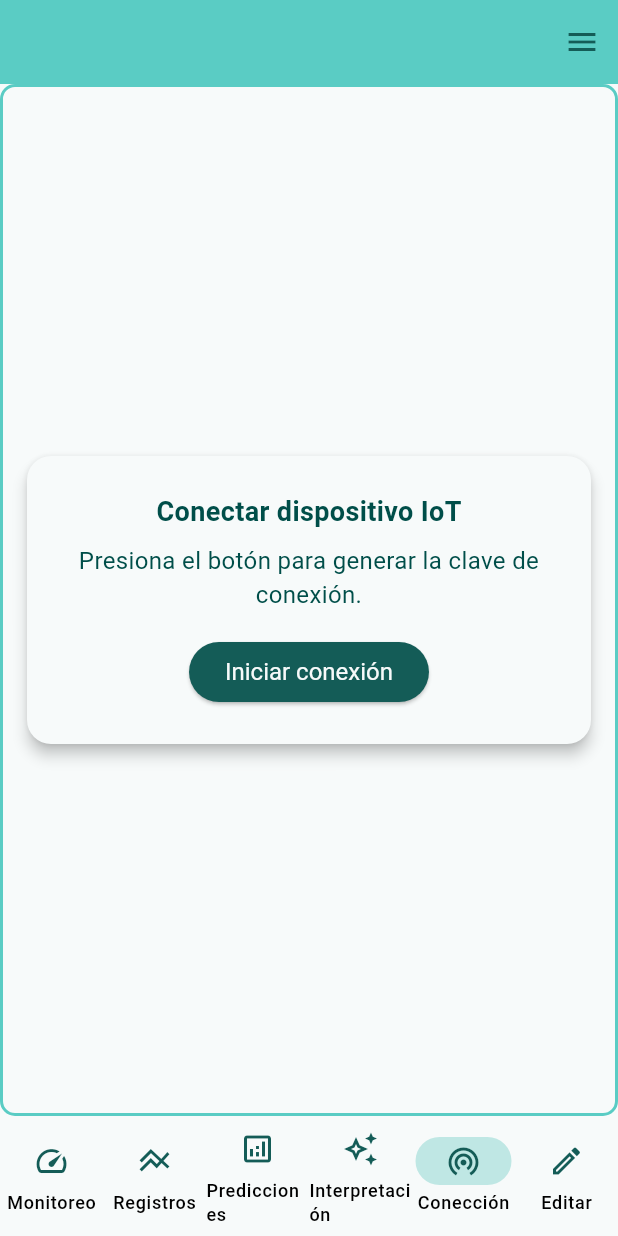
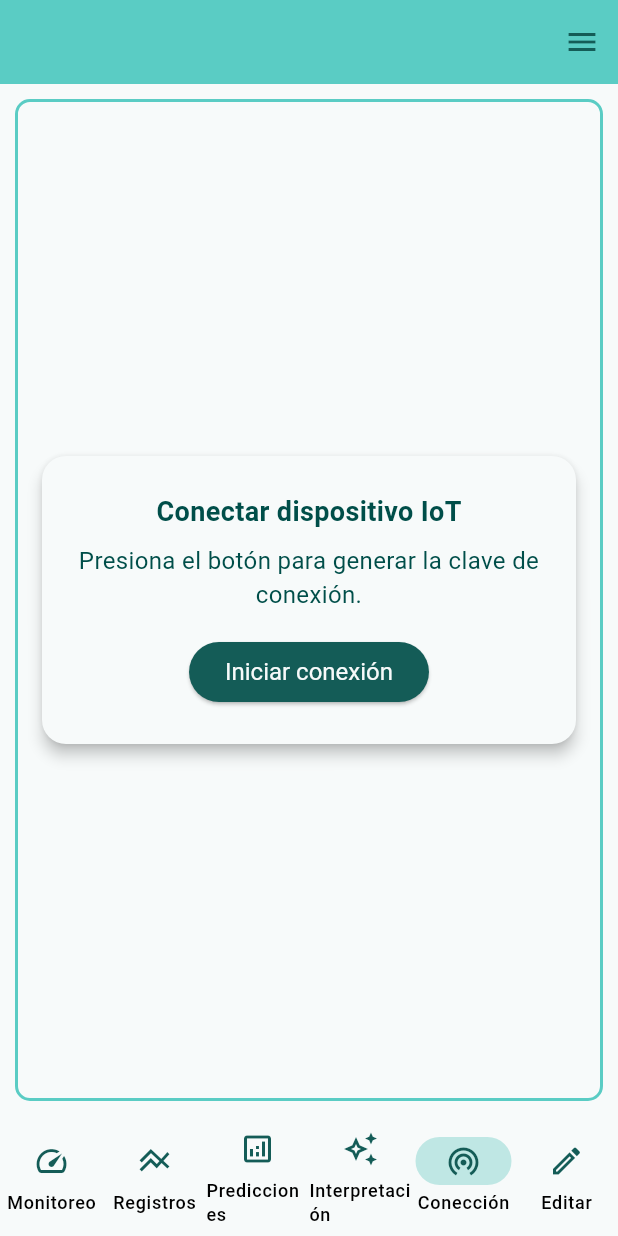
Before and after one commit to Emmanueloz/frontend_water_quality, a Flutter app: the ViewMeterConnection widget shown alone on an empty page, opened directly with empty values, on a phone screen of 412 x 824 dp. Run offline on Flutter 3.47's test engine with Material 3 defaults, Android fonts, the phone set to English and light mode, and no system bars; our stand-ins replace fl_chart, flutter_map, go_router, latlong2; missing offline and left inert: flutter_map_cancellable_tile_provider, girix_code_gauge.

Commit message:
fix: se integro responsibidad y reduccion de widget para movil

```diff
--- a/lib/presentation/pages/view_meter_connection.dart
+++ b/lib/presentation/pages/view_meter_connection.dart
@@ -24,7 +24,7 @@ class ViewMeterConnection extends StatelessWidget {
           return MainMeterConnectionWidget(
             idWorkspace: id,
             idMeter: idMeter,
-            // screenSize: screenSize,
+            screenSize: screenSize,
           );
         });
   }
--- a/lib/presentation/widgets/specific/meter_connection/main_meter_connection_widget.dart
+++ b/lib/presentation/widgets/specific/meter_connection/main_meter_connection_widget.dart
@@ -1,4 +1,5 @@
 import 'package:flutter/material.dart';
+import 'package:frontend_water_quality/core/enums/screen_size.dart';
 import 'package:frontend_water_quality/presentation/widgets/common/atoms/base_container.dart';
 import 'package:frontend_water_quality/presentation/widgets/specific/meter_connection/error_view.dart';
 import 'package:frontend_water_quality/presentation/widgets/specific/meter_connection/idle_view.dart';
@@ -10,13 +11,17 @@ enum ConnectionStep { idle, showPassword, success, error }
 class MainMeterConnectionWidget extends StatefulWidget {
   final String idWorkspace;
   final String idMeter;
-  const MainMeterConnectionWidget({super.key,
+  final ScreenSize screenSize;
+  const MainMeterConnectionWidget({
+    super.key,
     required this.idWorkspace,
     required this.idMeter,
+    required this.screenSize,
   });
 
   @override
-  _MainMeterConnectionWidgetState createState() => _MainMeterConnectionWidgetState();
+  _MainMeterConnectionWidgetState createState() =>
+      _MainMeterConnectionWidgetState();
 }
 
 class _MainMeterConnectionWidgetState extends State<MainMeterConnectionWidget> {
@@ -34,7 +39,7 @@ class _MainMeterConnectionWidgetState extends State<MainMeterConnectionWidget> {
       // Llamada al backend para generar la contraseña
       await Future.delayed(const Duration(seconds: 2));
       // Simulación de posible error:
-      if (DateTime.now().second % 5 == 0){
+      if (DateTime.now().second % 5 == 0) {
         throw Exception('Error generando contraseña');
       }
       setState(() {
@@ -60,7 +65,7 @@ class _MainMeterConnectionWidgetState extends State<MainMeterConnectionWidget> {
       // Poll/WebSocket para confirmar conexión
       await Future.delayed(const Duration(seconds: 2));
       // Simulación de posible error:
-      if (DateTime.now().millisecond % 7 == 0){
+      if (DateTime.now().millisecond % 7 == 0) {
         throw Exception('Conexión fallida en el dispositivo');
       }
       setState(() => _step = ConnectionStep.success);
@@ -89,6 +94,8 @@ class _MainMeterConnectionWidgetState extends State<MainMeterConnectionWidget> {
   @override
   Widget build(BuildContext context) {
     Widget content;
+    final bool isMobileOrTablet = widget.screenSize == ScreenSize.mobile ||
+        widget.screenSize == ScreenSize.tablet;
     switch (_step) {
       case ConnectionStep.showPassword:
         content = PasswordView(
@@ -112,12 +119,15 @@ class _MainMeterConnectionWidgetState extends State<MainMeterConnectionWidget> {
           onStart: _startConnection,
         );
     }
-
-    return BaseContainer(
+    final Widget mainContent = BaseContainer(
+      margin: isMobileOrTablet
+          ? const EdgeInsets.all(10)
+          : const EdgeInsets.all(0),
       child: Center(
         child: Card(
           elevation: 4,
-          shape: RoundedRectangleBorder(borderRadius: BorderRadius.circular(16)),
+          shape:
+              RoundedRectangleBorder(borderRadius: BorderRadius.circular(16)),
           margin: const EdgeInsets.all(16),
           child: Padding(
             padding: const EdgeInsets.symmetric(vertical: 24, horizontal: 16),
@@ -129,5 +139,7 @@ class _MainMeterConnectionWidgetState extends State<MainMeterConnectionWidget> {
         ),
       ),
     );
+
+    return isMobileOrTablet ? mainContent : Expanded(child: mainContent);
   }
 }
```
